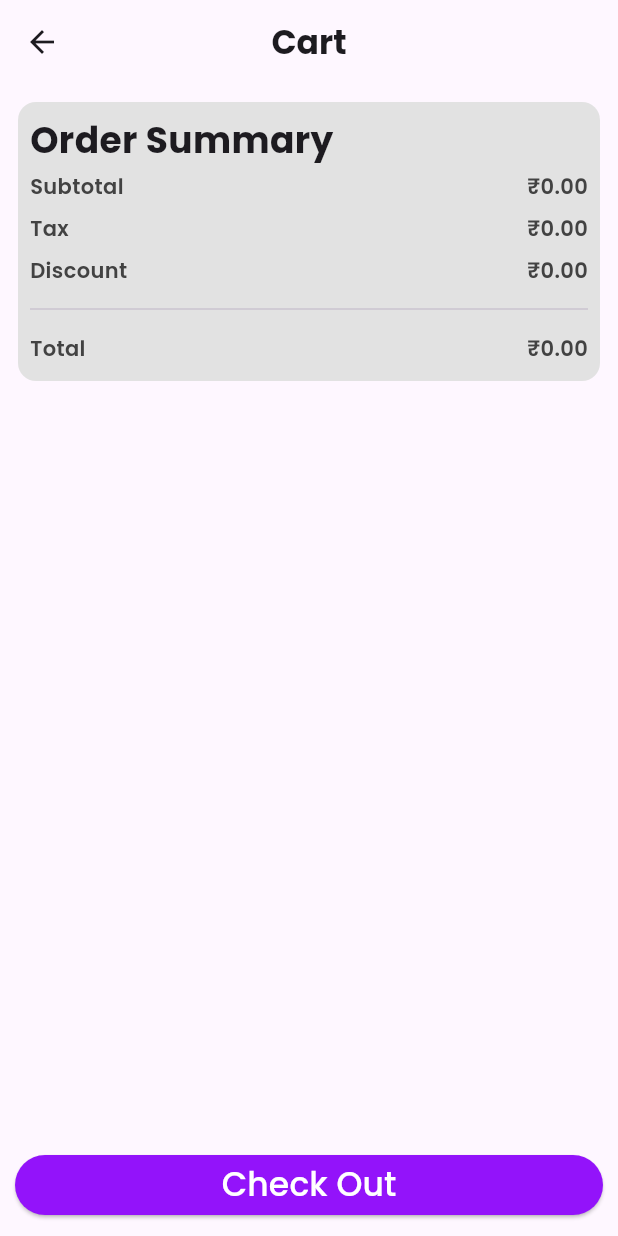
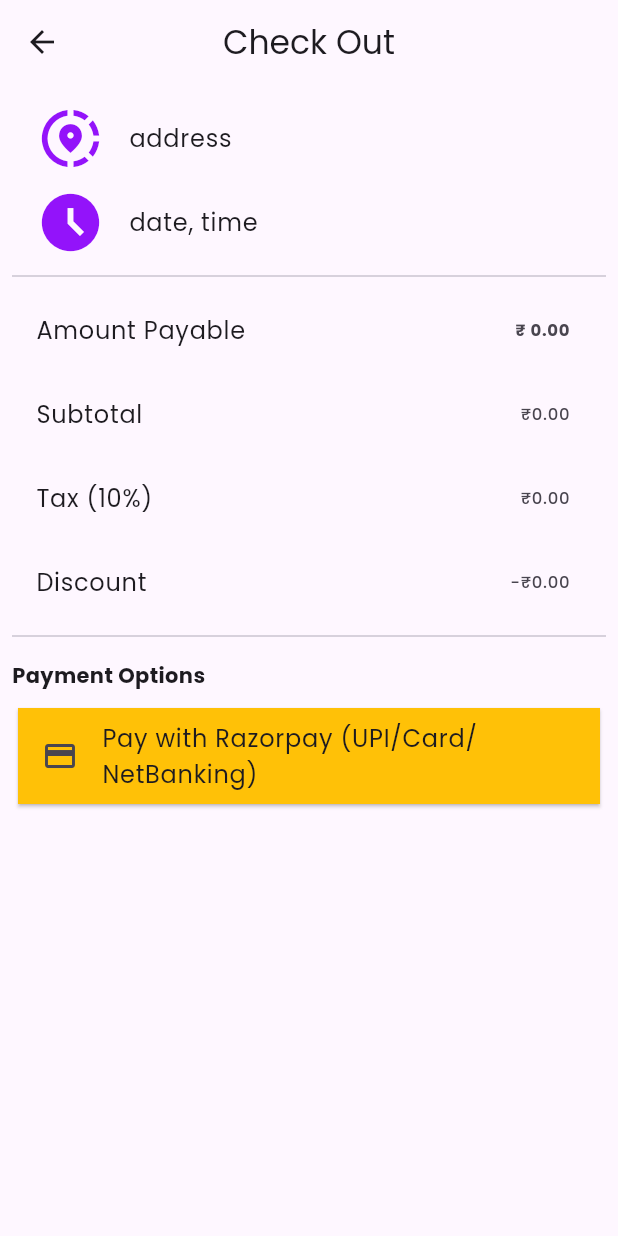
Before and after one commit to MD-DILDAR-MANDAL/e_commerce_app, a Flutter app: the CartScreen screen opened by its route, after a tap on "Check Out", on a phone screen of 412 x 824 dp. Run offline on Flutter 3.47's test engine with Material 3 defaults, Android fonts, the phone set to English and light mode, and no system bars; our stand-ins replace carousel_slider, flutter_dotenv, google_fonts, image_picker, supabase_flutter; accounts and stored records are empty; network calls fail.

Commit message:
feat: payment screen

```diff
--- /dev/null
+++ b/lib/modals/check_bill.dart
@@ -0,0 +1,7 @@
+class CheckBill {
+  CheckBill(this.subtotal, this.tax, this.discount, this.total);
+  double subtotal;
+  double tax;
+  double discount;
+  double total;
+}
--- a/lib/pages/cart_screen.dart
+++ b/lib/pages/cart/cart_screen.dart
@@ -1,9 +1,12 @@
-import 'package:e_commerce_app/global_colors.dart';
-import 'package:e_commerce_app/service/cart_service.dart';
-import 'package:e_commerce_app/widgets/order_summary_widget.dart';
+import 'package:e_commerce_app/modals/check_bill.dart';
 import 'package:flutter/material.dart';
 import 'package:provider/provider.dart';
 import 'package:supabase_flutter/supabase_flutter.dart';
+
+import 'package:e_commerce_app/global_colors.dart';
+import 'package:e_commerce_app/routes/routes.dart';
+import 'package:e_commerce_app/service/cart_service.dart';
+import 'package:e_commerce_app/widgets/order_summary_widget.dart';
 
 class CartScreen extends StatefulWidget {
   const CartScreen({super.key});
@@ -25,6 +28,7 @@ class _CartScreenState extends State<CartScreen> {
   Widget build(BuildContext context) {
     final cart = Provider.of<CartService>(context);
     final itemList = cart.items;
+
     return Scaffold(
       appBar: AppBar(
         title: Text("Cart", style: TextStyle(fontWeight: FontWeight.bold)),
@@ -106,6 +110,7 @@ class _CartScreenState extends State<CartScreen> {
               discount = 0;
             }
             double total = subtotal + tax - discount;
+
             return OrderSummaryWidget(
               subtotal: subtotal,
               tax: tax,
@@ -122,7 +127,23 @@ class _CartScreenState extends State<CartScreen> {
             backgroundColor: primary,
             foregroundColor: Colors.white,
           ),
-          onPressed: () {},
+          onPressed: () {
+            double subtotal = itemList.fold(
+              0,
+              (sum, item) => sum + item.priceAtPurchase * item.quantity,
+            );
+            double tax = subtotal * 0.10;
+            double discount = subtotal == 0 ? 0 : 50;
+            double total = subtotal + tax - discount;
+
+            final billObject = CheckBill(subtotal, tax, discount, total);
+
+            Navigator.pushNamed(
+              context,
+              RouteManager.checkoutScreen,
+              arguments: billObject,
+            );
+          },
           child: Text("Check Out", style: TextStyle(fontSize: 22)),
         ),
       ),
--- /dev/null
+++ b/lib/pages/cart/checkout_screen.dart
@@ -0,0 +1,88 @@
+import 'package:e_commerce_app/global_colors.dart';
+import 'package:e_commerce_app/modals/check_bill.dart';
+import 'package:flutter/material.dart';
+
+class CheckoutScreen extends StatefulWidget {
+  CheckoutScreen({required this.billData, super.key});
+  CheckBill billData;
+
+  @override
+  State<CheckoutScreen> createState() => _CheckoutScreenState();
+}
+
+class _CheckoutScreenState extends State<CheckoutScreen> {
+  @override
+  Widget build(BuildContext context) {
+    final data = widget.billData;
+
+    return Scaffold(
+      appBar: AppBar(title: Text('Check Out'), centerTitle: true),
+      body: Padding(
+        padding: EdgeInsets.all(8.0),
+        child: ListView(
+          children: [
+            ListTile(
+              leading: Icon(
+                Icons.share_location_outlined,
+                size: 46,
+                color: primary,
+              ),
+              title: Text("address"),
+            ),
+            ListTile(
+              leading: Icon(
+                Icons.access_time_filled_outlined,
+                size: 46,
+                color: primary,
+              ),
+              title: Text("date, time"),
+            ),
+            Divider(),
+            ListTile(
+              title: Text("Amount Payable"),
+              trailing: Text(
+                "₹ ${data.total.toStringAsFixed(2)}",
+                style: TextStyle(fontWeight: FontWeight.bold),
+              ),
+            ),
+            ListTile(
+              title: Text("Subtotal"),
+              trailing: Text("₹${data.subtotal.toStringAsFixed(2)}"),
+            ),
+            ListTile(
+              title: Text("Tax (10%)"),
+              trailing: Text("₹${data.tax.toStringAsFixed(2)}"),
+            ),
+            ListTile(
+              title: Text("Discount"),
+              trailing: Text("-₹${data.discount.toStringAsFixed(2)}"),
+            ),
+
+            Divider(),
+
+            Padding(
+              padding: const EdgeInsets.symmetric(vertical: 8),
+              child: Text(
+                "Payment Options",
+                style: TextStyle(fontWeight: FontWeight.bold),
+              ),
+            ),
+            Card(
+              shape: RoundedRectangleBorder(
+                borderRadius: BorderRadius.circular(000),
+              ),
+              child: ListTile(
+                tileColor: Colors.amber,
+                leading: Icon(Icons.payment),
+                title: Text("Pay with Razorpay (UPI/Card/NetBanking)"),
+                onTap: () {
+                  //   _startRazorpayPayment(context, total);
+                },
+              ),
+            ),
+          ],
+        ),
+      ),
+    );
+  }
+}
--- a/lib/routes/routes.dart
+++ b/lib/routes/routes.dart
@@ -1,5 +1,6 @@
+import 'package:e_commerce_app/pages/cart/checkout_screen.dart';
 import 'package:e_commerce_app/pages/index/navigation_manager.dart';
-import 'package:e_commerce_app/pages/cart_screen.dart';
+import 'package:e_commerce_app/pages/cart/cart_screen.dart';
 import 'package:e_commerce_app/pages/login/login_page.dart';
 import 'package:e_commerce_app/pages/login/register_page.dart';
 import 'package:e_commerce_app/pages/product/product_detail_screen.dart';
@@ -13,10 +14,12 @@ class RouteManager {
   static const String cartScreen = "/cartScreen";
   static const String registerPage = "/registerPage";
   static const String profileChangeScreen = '/profileChange';
+  static const String checkoutScreen = '/checkoutScreen';
+
   static Route<dynamic> generateRoute(RouteSettings settings) {
     dynamic data;
 
-    if (settings.arguments != Null) {
+    if (settings.arguments != null) {
       data = settings.arguments;
     }
 
@@ -35,6 +38,10 @@ class RouteManager {
         return MaterialPageRoute(builder: (context) => CartScreen());
       case profileChangeScreen:
         return MaterialPageRoute(builder: (context) => ProfileChangeScreen());
+      case checkoutScreen:
+        return MaterialPageRoute(
+          builder: (context) => CheckoutScreen(billData: data),
+        );
       default:
         throw FormatException("ROute not Found! Check route again!");
     }
--- a/lib/service/cart_service.dart
+++ b/lib/service/cart_service.dart
@@ -47,7 +47,6 @@ class CartService with ChangeNotifier {
         .select()
         .eq('order_id', orderId);
     _items = (res as List).map((e) => CartItem.fromJson(e)).toList();
-    notifyListeners();
   }
 
   Future<void> addItem(int productId, double price) async {
```
Also changed, not shown: lib/pages/checkout_screen.dart (deleted).
